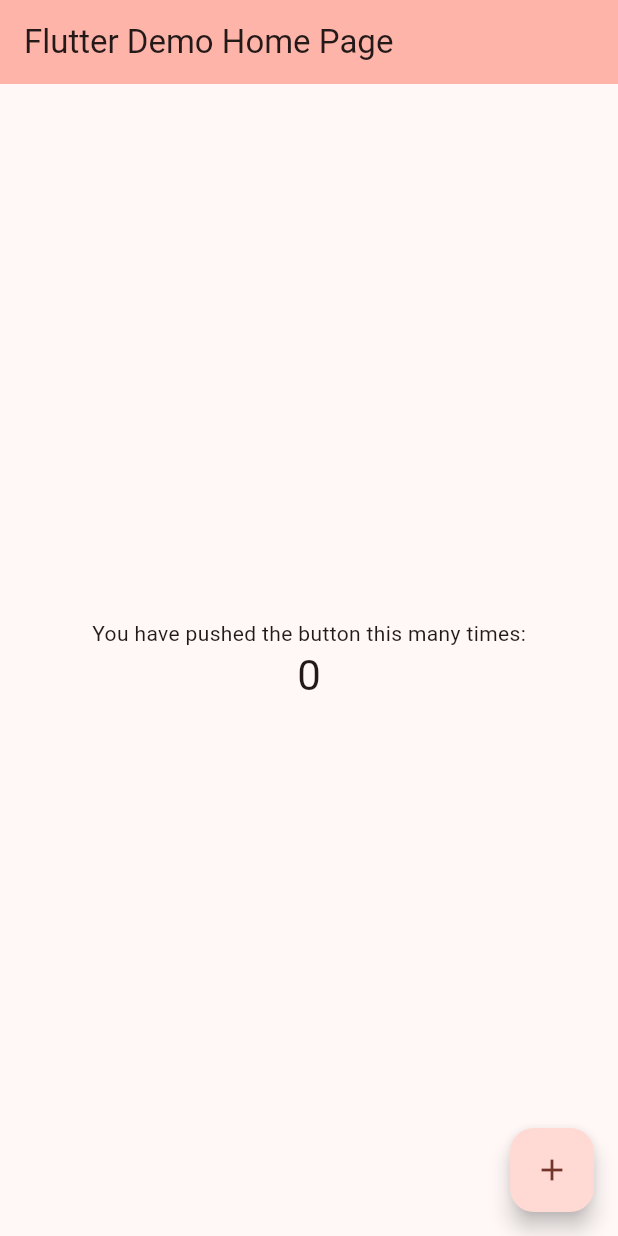
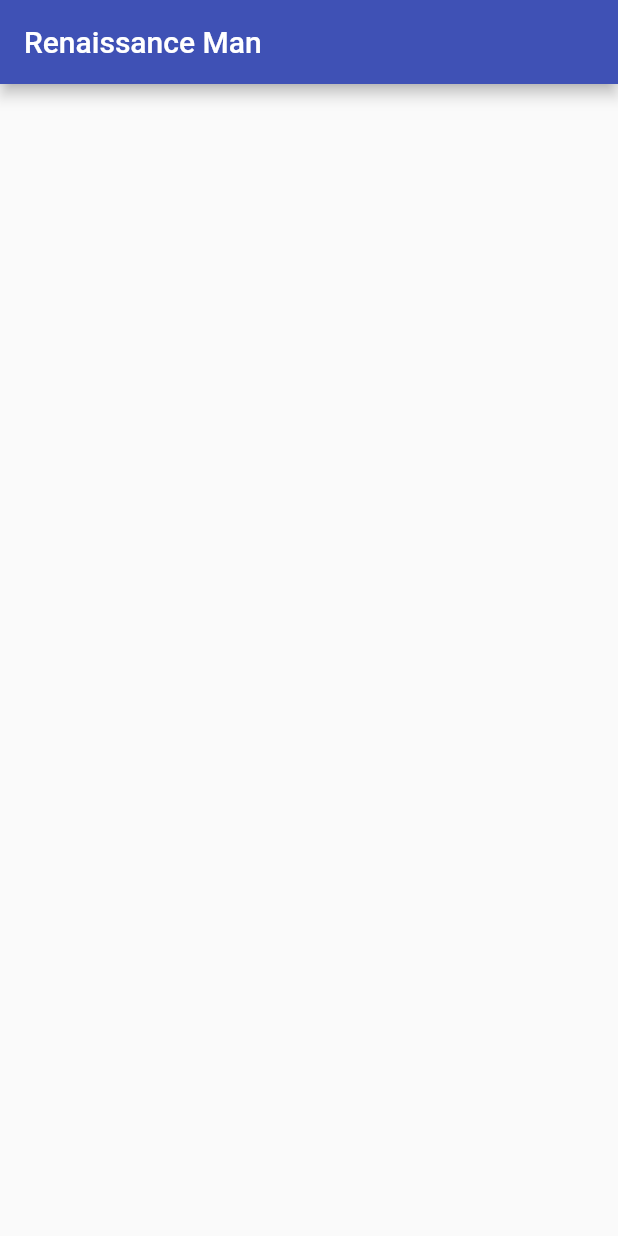
Before and after one commit to kostaleonard/renaissance-man-app, a Flutter app: the screen it shows after launch, on a phone screen of 412 x 824 dp. Run offline on Flutter 3.47's test engine with Material 2 defaults, Android fonts, the phone set to English and light mode, and no system bars.

Commit message:
Removed boiler plate code
Signed-off-by: Leo Kosta <kostaleonard@gmail.com>

```diff
--- a/analysis_options.yaml
+++ b/analysis_options.yaml
@@ -1,29 +1 @@
-# This file configures the analyzer, which statically analyzes Dart code to
-# check for errors, warnings, and lints.
-#
-# The issues identified by the analyzer are surfaced in the UI of Dart-enabled
-# IDEs (https://dart.dev/tools#ides-and-editors). The analyzer can also be
-# invoked from the command line by running `flutter analyze`.
-
-# The following line activates a set of recommended lints for Flutter apps,
-# packages, and plugins designed to encourage good coding practices.
 include: package:flutter_lints/flutter.yaml
-
-linter:
-  # The lint rules applied to this project can be customized in the
-  # section below to disable rules from the `package:flutter_lints/flutter.yaml`
-  # included above or to enable additional rules. A list of all available lints
-  # and their documentation is published at
-  # https://dart-lang.github.io/linter/lints/index.html.
-  #
-  # Instead of disabling a lint rule for the entire project in the
-  # section below, it can also be suppressed for a single line of code
-  # or a specific dart file by using the `// ignore: name_of_lint` and
-  # `// ignore_for_file: name_of_lint` syntax on the line or in the file
-  # producing the lint.
-  rules:
-    # avoid_print: false  # Uncomment to disable the `avoid_print` rule
-    # prefer_single_quotes: true  # Uncomment to enable the `prefer_single_quotes` rule
-
-# Additional information about this file can be found at
-# https://dart.dev/guides/language/analysis-options
--- a/lib/main.dart
+++ b/lib/main.dart
@@ -3,125 +3,24 @@
 import 'package:flutter/material.dart';
 
 void main() {
-  runApp(const MyApp());
+  runApp(const RenaissanceManApp());
 }
 
-class MyApp extends StatelessWidget {
-  const MyApp({super.key});
+class RenaissanceManApp extends StatelessWidget {
+  static const titleText = 'Renaissance Man';
 
-  // This widget is the root of your application.
+  const RenaissanceManApp({super.key});
+
   @override
   Widget build(BuildContext context) {
     return MaterialApp(
-      title: 'Flutter Demo',
-      theme: ThemeData(
-        // This is the theme of your application.
-        //
-        // TRY THIS: Try running your application with "flutter run". You'll see
-        // the application has a blue toolbar. Then, without quitting the app,
-        // try changing the seedColor in the colorScheme below to Colors.green
-        // and then invoke "hot reload" (save your changes or press the "hot
-        // reload" button in a Flutter-supported IDE, or press "r" if you used
-        // the command line to start the app).
-        //
-        // Notice that the counter didn't reset back to zero; the application
-        // state is not lost during the reload. To reset the state, use hot
-        // restart instead.
-        //
-        // This works for code too, not just values: Most code changes can be
-        // tested with just a hot reload.
-        colorScheme: ColorScheme.fromSeed(seedColor: Colors.red),
-        useMaterial3: true,
-      ),
-      home: const MyHomePage(title: 'Flutter Demo Home Page'),
-    );
+        title: 'Renaissance Man',
+        theme: ThemeData(
+          appBarTheme: const AppBarTheme(
+              backgroundColor: Colors.indigo, foregroundColor: Colors.white),
+        ),
+        home: Scaffold(
+            appBar: AppBar(title: const Text(titleText)),
+            body: const Column()));
   }
 }
-
-class MyHomePage extends StatefulWidget {
-  const MyHomePage({super.key, required this.title});
-
-  // This widget is the home page of your application. It is stateful, meaning
-  // that it has a State object (defined below) that contains fields that affect
-  // how it looks.
-
-  // This class is the configuration for the state. It holds the values (in this
-  // case the title) provided by the parent (in this case the App widget) and
-  // used by the build method of the State. Fields in a Widget subclass are
-  // always marked "final".
-
-  final String title;
-
-  @override
-  State<MyHomePage> createState() => _MyHomePageState();
-}
-
-class _MyHomePageState extends State<MyHomePage> {
-  int _counter = 0;
-
-  void _incrementCounter() {
-    setState(() {
-      // This call to setState tells the Flutter framework that something has
-      // changed in this State, which causes it to rerun the build method below
-      // so that the display can reflect the updated values. If we changed
-      // _counter without calling setState(), then the build method would not be
-      // called again, and so nothing would appear to happen.
-      _counter++;
-    });
-  }
-
-  @override
-  Widget build(BuildContext context) {
-    // This method is rerun every time setState is called, for instance as done
-    // by the _incrementCounter method above.
-    //
-    // The Flutter framework has been optimized to make rerunning build methods
-    // fast, so that you can just rebuild anything that needs updating rather
-    // than having to individually change instances of widgets.
-    return Scaffold(
-      appBar: AppBar(
-        // TRY THIS: Try changing the color here to a specific color (to
-        // Colors.amber, perhaps?) and trigger a hot reload to see the AppBar
-        // change color while the other colors stay the same.
-        backgroundColor: Theme.of(context).colorScheme.inversePrimary,
-        // Here we take the value from the MyHomePage object that was created by
-        // the App.build method, and use it to set our appbar title.
-        title: Text(widget.title),
-      ),
-      body: Center(
-        // Center is a layout widget. It takes a single child and positions it
-        // in the middle of the parent.
-        child: Column(
-          // Column is also a layout widget. It takes a list of children and
-          // arranges them vertically. By default, it sizes itself to fit its
-          // children horizontally, and tries to be as tall as its parent.
-          //
-          // Column has various properties to control how it sizes itself and
-          // how it positions its children. Here we use mainAxisAlignment to
-          // center the children vertically; the main axis here is the vertical
-          // axis because Columns are vertical (the cross axis would be
-          // horizontal).
-          //
-          // TRY THIS: Invoke "debug painting" (choose the "Toggle Debug Paint"
-          // action in the IDE, or press "p" in the console), to see the
-          // wireframe for each widget.
-          mainAxisAlignment: MainAxisAlignment.center,
-          children: <Widget>[
-            const Text(
-              'You have pushed the button this many times:',
-            ),
-            Text(
-              '$_counter',
-              style: Theme.of(context).textTheme.headlineMedium,
-            ),
-          ],
-        ),
-      ),
-      floatingActionButton: FloatingActionButton(
-        onPressed: _incrementCounter,
-        tooltip: 'Increment',
-        child: const Icon(Icons.add),
-      ), // This trailing comma makes auto-formatting nicer for build methods.
-    );
-  }
-}
```
Also changed, not shown: pubspec.yaml (+0 -74 lines), 2 other files.
